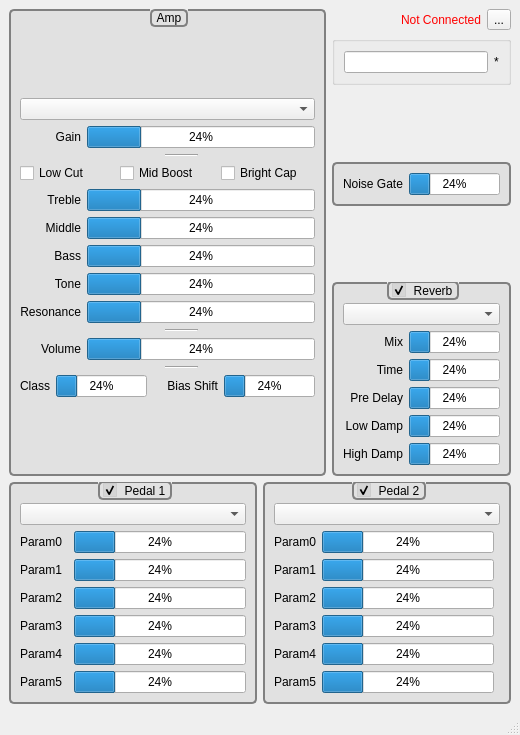
Houston4444/OsciTronix, file resources/ui/main_win.ui: the form before one commit.
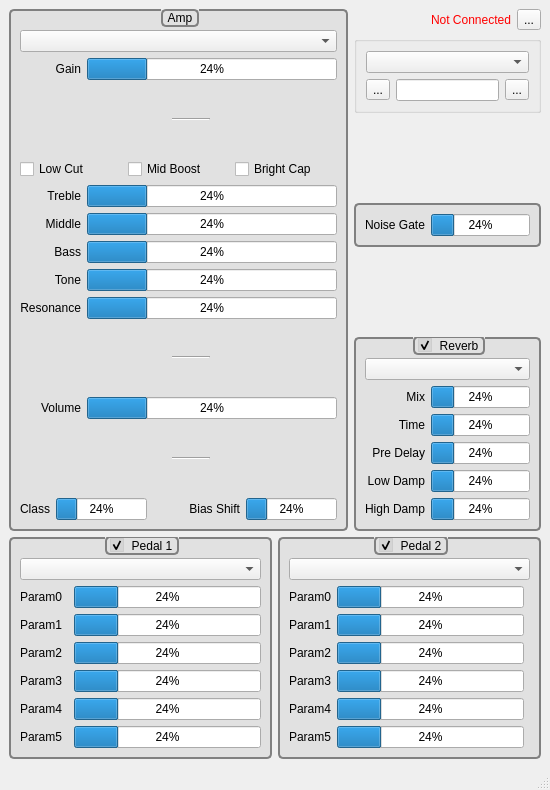
The form after the commit. Icons and pictures are not drawn. Custom widgets are drawn as their Qt base class.

Commit message: start programs saving

What changed in the file:
```diff
--- a/resources/ui/main_win.ui
+++ b/resources/ui/main_win.ui
@@ -6,8 +6,8 @@
    <rect>
     <x>0</x>
     <y>0</y>
-    <width>520</width>
-    <height>735</height>
+    <width>550</width>
+    <height>790</height>
    </rect>
   </property>
   <property name="windowTitle">
@@ -282,6 +282,45 @@
              </property>
             </widget>
            </item>
+           <item row="2" column="2">
+            <spacer name="verticalSpacer_7">
+             <property name="orientation">
+              <enum>Qt::Vertical</enum>
+             </property>
+             <property name="sizeHint" stdset="0">
+              <size>
+               <width>20</width>
+               <height>40</height>
+              </size>
+             </property>
+            </spacer>
+           </item>
+           <item row="10" column="2">
+            <spacer name="verticalSpacer_8">
+             <property name="orientation">
+              <enum>Qt::Vertical</enum>
+             </property>
+             <property name="sizeHint" stdset="0">
+              <size>
+               <width>20</width>
+               <height>40</height>
+              </size>
+             </property>
+            </spacer>
+           </item>
+           <item row="13" column="2">
+            <spacer name="verticalSpacer_9">
+             <property name="orientation">
+              <enum>Qt::Vertical</enum>
+             </property>
+             <property name="sizeHint" stdset="0">
+              <size>
+               <width>20</width>
+               <height>40</height>
+              </size>
+             </property>
+            </spacer>
+           </item>
           </layout>
          </item>
          <item row="0" column="0">
@@ -339,19 +378,35 @@
            <string/>
           </property>
           <layout class="QVBoxLayout" name="verticalLayout_4">
+           <item>
+            <widget class="QComboBox" name="comboBoxMode"/>
+           </item>
            <item>
             <layout class="QHBoxLayout" name="horizontalLayout_7">
+             <item>
+              <widget class="QToolButton" name="toolButton">
+               <property name="text">
+                <string>...</string>
+               </property>
+               <property name="icon">
+                <iconset theme="document-save-all"/>
+               </property>
+              </widget>
+             </item>
              <item>
               <widget class="QLineEdit" name="lineEditProgramName">
                <property name="readOnly">
-                <bool>true</bool>
+                <bool>false</bool>
                </property>
               </widget>
              </item>
              <item>
-              <widget class="QLabel" name="labelProgramModified">
+              <widget class="QToolButton" name="toolButtonUndo">
                <property name="text">
-                <string>*</string>
+                <string>...</string>
+               </property>
+               <property name="icon">
+                <iconset theme="edit-undo"/>
                </property>
               </widget>
              </item>
```
Left out of the diff: 5 changed lines with no effect on the pictures. The commit also changes 9 other files.
